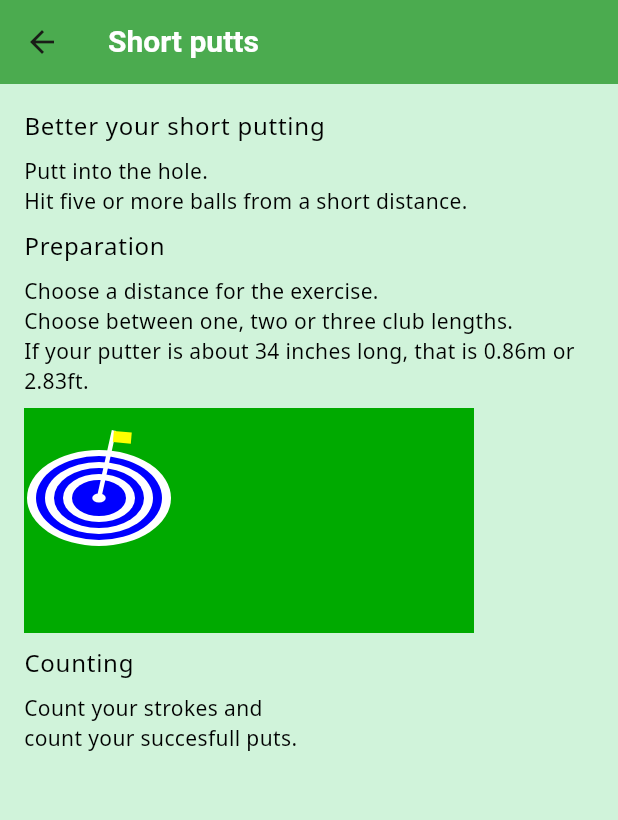
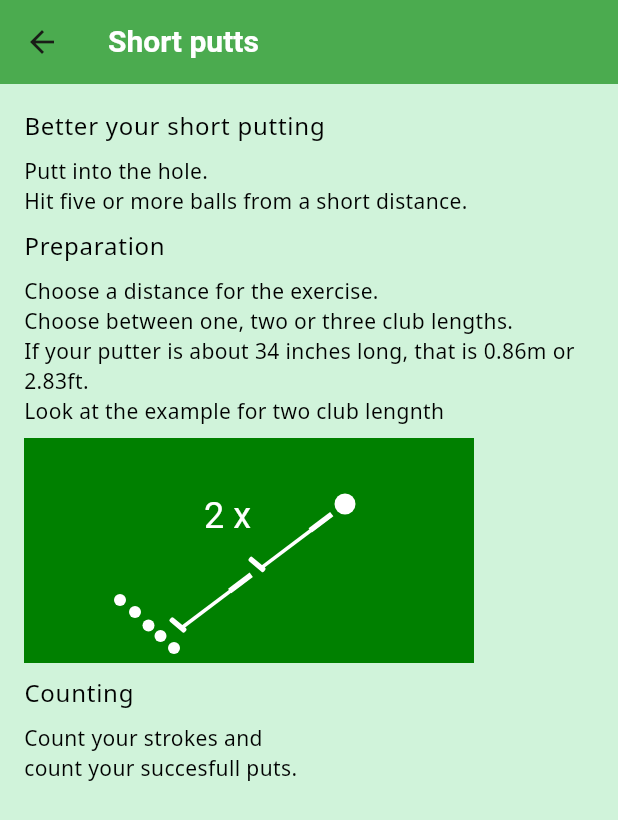
Before and after one commit to chrbuchsteiner61/PuttingDrill, a Flutter app: the screen it shows after launch, after a tap on "Short putts", on a phone screen of 412 x 824 dp. Shown: the top 820 px of the screen. Run offline on Flutter 3.47's test engine with Material 3 defaults, Android fonts, the phone set to English and light mode, and no system bars; our stand-ins replace fl_chart, flutter_svg, logger, shared_preferences, sqflite_common_ffi; missing offline and left inert: country_flags; accounts and stored records are empty; generated files the repository leaves out were written again; Roboto replaces fonts that are missing (Noto); statements that could not run were skipped; project files that could hold a hidden picture were left out.

Commit message:
new pics

```diff
--- a/lib/l10n/app_en.arb
+++ b/lib/l10n/app_en.arb
@@ -24,7 +24,7 @@
   "task4": "none",
   "task5": "none",
 
-  "thePreparation_1": "Choose a distance for the exercise.\nChoose between one, two or three club lengths.\nIf your putter is about 34 inches long, that is 0.86m or 2.83ft.",
+  "thePreparation_1": "Choose a distance for the exercise.\nChoose between one, two or three club lengths.\nIf your putter is about 34 inches long, that is 0.86m or 2.83ft.\nLook at the example for two club lengnth",
   "thePreparation_2": "Choose a distance for the exercise. \nChoose between six, nine or 12 club lengths. \nIf your putter is about 34 inches long, that is 0.86m or 2.83ft.",
   "thePreparation_3": "Take four tees and build two gates,\nclubhead width and a distance of one or two club length.",
   "thePreparation_4": "Take some tees and ..4",
--- a/lib/methods_and_helper/constants.dart
+++ b/lib/methods_and_helper/constants.dart
@@ -2,7 +2,7 @@
 
 const String version = '0.82/ 01.09.2024';
 
-const infoDrawerBackgroundColor = Colors.indigo;
+const infoDrawerBackgroundColor = Colors.lightBlue;
 
 const SizedBox spaceBetween = SizedBox(width: 8);
 const SizedBox spaceAfter = SizedBox(height: 8);
--- a/lib/theme_data.dart
+++ b/lib/theme_data.dart
@@ -13,7 +13,7 @@
             fontSize: 22.0, fontWeight: FontWeight.bold, color: Colors.white),
       ),
       scaffoldBackgroundColor: const Color.fromARGB(255, 208, 243, 218),
-      primarySwatch: Colors.blue,
+      primarySwatch: Colors.lightBlue,
       colorScheme: ColorScheme.fromSeed(
         seedColor: Colors.green,
         primary: Colors.green,
--- a/lib/ui_elements/drill_line.dart
+++ b/lib/ui_elements/drill_line.dart
@@ -5,8 +5,8 @@
 import 'package:myapp/ui_elements/a_drill_icon.dart';
 import 'package:myapp/user_areas/explain_screen.dart';
 import 'package:myapp/user_areas/input_screen/input_screen.dart';
-//import 'package:myapp/user_areas/results_screen.dart';
-import 'package:myapp/user_areas/results_test.dart';
+import 'package:myapp/user_areas/results_screen.dart';
+//import 'package:myapp/user_areas/results_test.dart';
 import 'package:myapp/methods_and_helper/drills.dart';
 
 class DrillLine extends StatelessWidget {
@@ -124,7 +124,7 @@
               onPressed: () {
                 Navigator.push(
                   context,
-                  MaterialPageRoute(builder: (context) => const ResultsTest()),
+                  MaterialPageRoute(builder: (context) => const ResultsScreen()),
                 );
               },
               child: Text(localizations.viewResults),
```
Also changed, not shown: lib/user_areas/results_screen.dart (+4 -4 lines), asset/pics/golfball.svg (added), asset/pics/preparePics/thePreparePic1.svg, asset/pics/preparePics/thePreparePic2.svg, asset/putter_symbol.svg (added).
